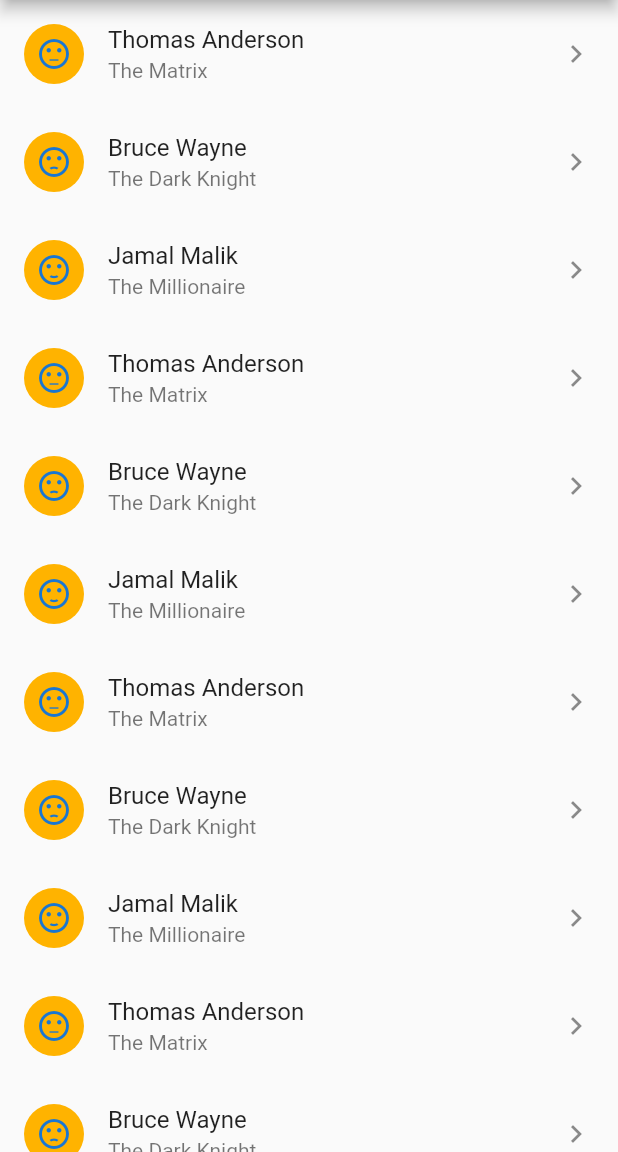
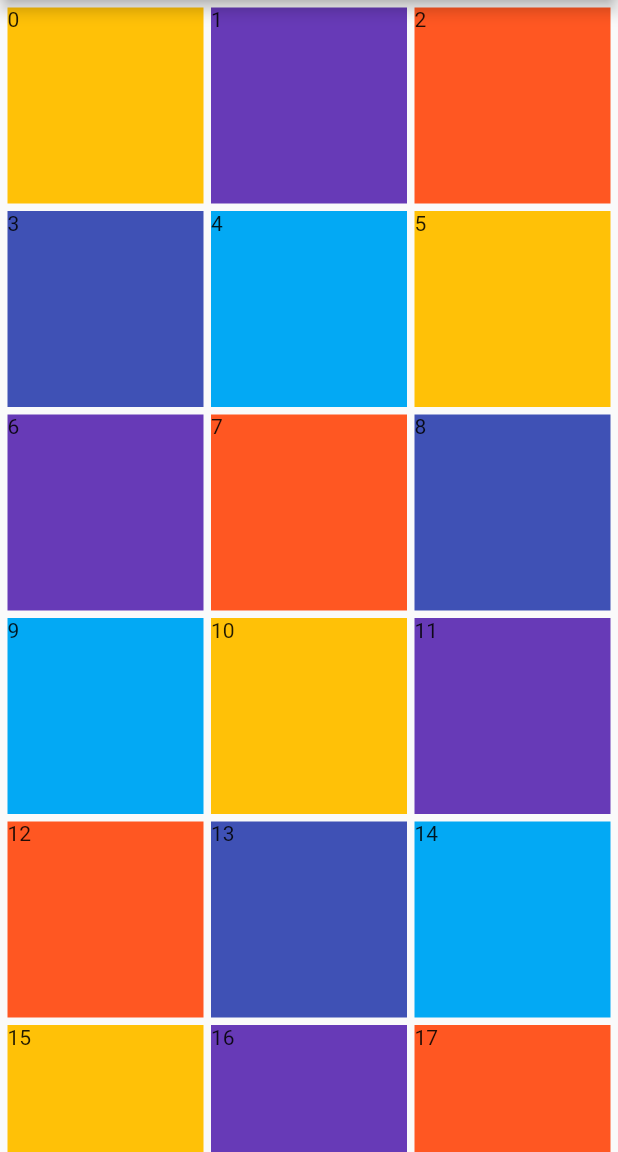
Before and after one commit to CourtneyLTyler/flutter-stack-position-5, a Flutter app: the screen it shows after launch, on a phone screen of 412 x 824 dp, the part 84-1236 px from its top. Run offline on Flutter 3.47's test engine with Material 2 defaults, Android fonts, the phone set to English and light mode, and no system bars.

Commit message:
color block grid view

```diff
--- a/lib/main.dart
+++ b/lib/main.dart
@@ -34,9 +34,19 @@ class Home extends StatelessWidget {
       //   separatorBuilder: (context, index) => createSeparator(index),
       //   // scrollDirection: Axis.horizontal,
       // ),
-        child: ListView(
-          children: showContacts(),
-        ));
+      // child: ListView(
+      //   children: showContacts(),
+      // ));
+      child: GridView.count(
+        // how many cells show in the non-scroll direction (horizontally here)
+        crossAxisCount: 3,
+        scrollDirection: Axis.vertical,
+        children: createSquares(50),
+        mainAxisSpacing: 5.0,
+        crossAxisSpacing: 5.0,
+        padding: EdgeInsets.all(5),
+      ),
+    );
   }
 }
 
@@ -50,11 +60,11 @@ List<Widget> createSquares(int numSquares) {
     Colors.lightBlue
   ];
   List<Widget> squares = [];
-  squares.add(
-    Container(
-      color: Colors.black,
-    ),
-  );
+  // squares.add(
+  //   Container(
+  //     color: Colors.black,
+  //   ),
+  // );
   while (i < numSquares) {
     Positioned square = Positioned(
         top: 100 + i.toDouble() * 100,
```
Lines whose indentation alone changed are shown as unchanged.
